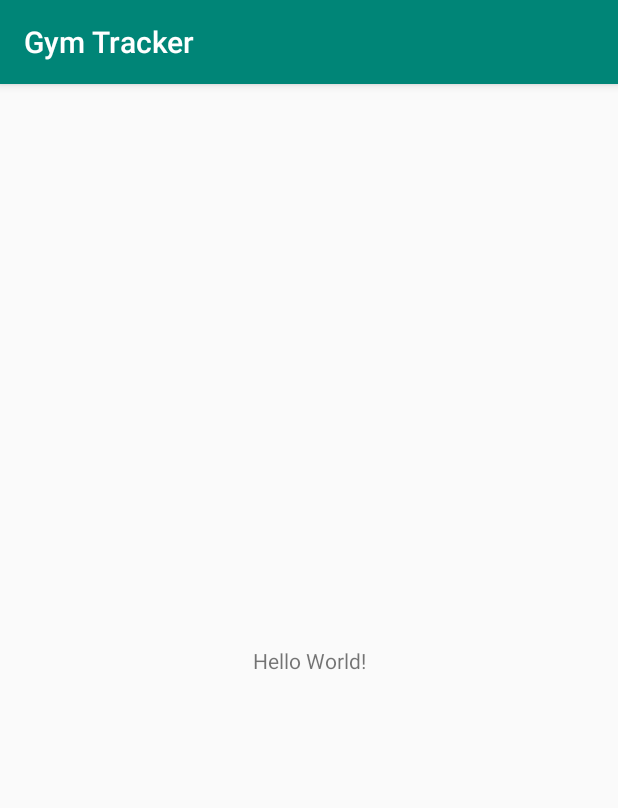
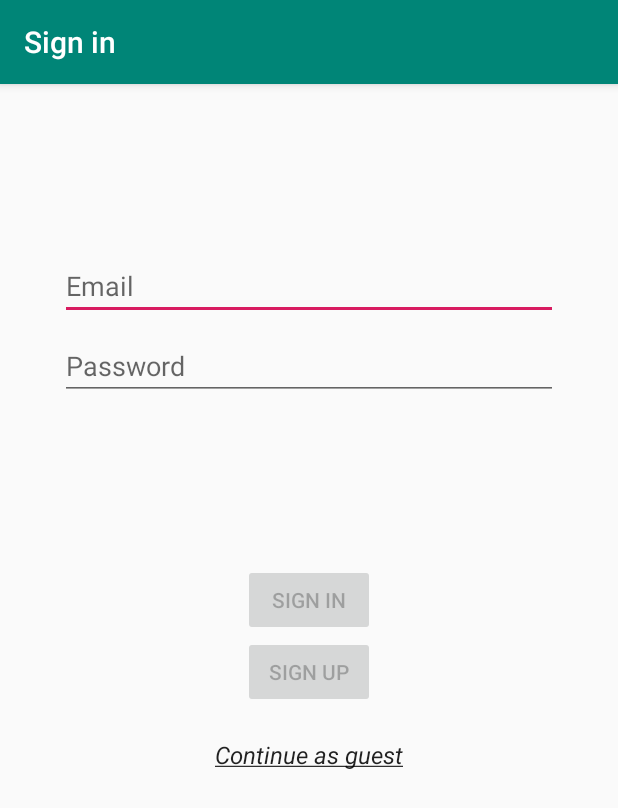
Before and after one commit to AlbMej/AI-Gym-Tracker, an Android app: the screen it shows after launch (MainActivity before the commit, LoginActivity after it), on a phone screen of 412 x 824 dp. Shown: the top 808 px of the screen. Run offline under Robolectric (Android 15) with nearby library versions, the phone set to English and light mode, and no system bars; our stand-ins replace navigation-ui.

Commit message:
Set up Continue As Guest

```diff
--- a/AndroidApp/Testing/GymTracker/app/src/main/AndroidManifest.xml
+++ b/AndroidApp/Testing/GymTracker/app/src/main/AndroidManifest.xml
@@ -13,17 +13,21 @@
         tools:ignore="AllowBackup,GoogleAppIndexingWarning">
         <activity
             android:name=".BottomNav"
-            android:label="@string/title_activity_bottom_nav"></activity>
-        <activity
-            android:name=".ui.login.LoginActivity"
-            android:label="@string/title_activity_login" />
-        <activity android:name=".MainActivity">
+            android:label="@string/title_activity_bottom_nav">
             <intent-filter>
                 <action android:name="android.intent.action.MAIN" />
 
                 <category android:name="android.intent.category.LAUNCHER" />
             </intent-filter>
         </activity>
+        <activity
+            android:name=".ui.login.LoginActivity"
+            android:label="@string/title_activity_login" >
+
+        </activity>
+        <activity android:name=".MainActivity" android:label="Gym Tracker">
+
+        </activity>
     </application>
 
 </manifest>
--- a/AndroidApp/Testing/GymTracker/app/src/main/java/io/rcos/gymtracker/BottomNav.java
+++ b/AndroidApp/Testing/GymTracker/app/src/main/java/io/rcos/gymtracker/BottomNav.java
@@ -1,5 +1,6 @@
 package io.rcos.gymtracker;
 
+import android.content.Intent;
 import android.os.Bundle;
 
 import com.google.android.material.bottomnavigation.BottomNavigationView;
@@ -10,11 +11,19 @@ import androidx.navigation.Navigation;
 import androidx.navigation.ui.AppBarConfiguration;
 import androidx.navigation.ui.NavigationUI;
 
+import io.rcos.gymtracker.ui.login.LoginActivity;
+
 public class BottomNav extends AppCompatActivity {
 
     @Override
     protected void onCreate(Bundle savedInstanceState) {
         super.onCreate(savedInstanceState);
+        startActivity(new Intent(BottomNav.this, LoginActivity.class));
+        setUpUI();
+
+    }
+
+    void setUpUI(){
         setContentView(R.layout.activity_bottom_nav);
         BottomNavigationView navView = findViewById(R.id.nav_view);
         // Passing each menu ID as a set of Ids because each
--- a/AndroidApp/Testing/GymTracker/app/src/main/java/io/rcos/gymtracker/MainActivity.java
+++ b/AndroidApp/Testing/GymTracker/app/src/main/java/io/rcos/gymtracker/MainActivity.java
@@ -2,13 +2,20 @@ package io.rcos.gymtracker;
 
 import androidx.appcompat.app.AppCompatActivity;
 
+import android.content.Intent;
 import android.os.Bundle;
+
+import io.rcos.gymtracker.ui.login.LoginActivity;
 
 public class MainActivity extends AppCompatActivity {
 
     @Override
     protected void onCreate(Bundle savedInstanceState) {
         super.onCreate(savedInstanceState);
+        startActivity(new Intent(MainActivity.this,LoginActivity.class));
+    }
+
+    void setUpUI(){
         setContentView(R.layout.activity_main);
     }
 }
--- a/AndroidApp/Testing/GymTracker/app/src/main/java/io/rcos/gymtracker/data/LoginDataSource.java
+++ b/AndroidApp/Testing/GymTracker/app/src/main/java/io/rcos/gymtracker/data/LoginDataSource.java
@@ -28,6 +28,9 @@ public class LoginDataSource {
                     new LoggedInUser(
                             java.util.UUID.randomUUID().toString(),
                             "Jane Doe");
+            LoginUser User = new LoginUser();
+            User.execute(username,password);
+
             return new Result.Success<>(fakeUser);
         } catch (Exception e) {
             return new Result.Error(new IOException("Error logging in", e));
--- a/AndroidApp/Testing/GymTracker/app/src/main/java/io/rcos/gymtracker/ui/login/LoginActivity.java
+++ b/AndroidApp/Testing/GymTracker/app/src/main/java/io/rcos/gymtracker/ui/login/LoginActivity.java
@@ -40,7 +40,9 @@ public class LoginActivity extends AppCompatActivity {
         final EditText usernameEditText = findViewById(R.id.username);
         final EditText passwordEditText = findViewById(R.id.password);
         final Button loginButton = findViewById(R.id.login);
+        final Button signupButton = findViewById(R.id.signup);
         final ProgressBar loadingProgressBar = findViewById(R.id.loading);
+        final TextView TVContinue = findViewById(R.id.TVContinue);
 
         loginViewModel.getLoginFormState().observe(this, new Observer<LoginFormState>() {
             @Override
@@ -117,6 +119,19 @@ public class LoginActivity extends AppCompatActivity {
                         passwordEditText.getText().toString());
             }
         });
+        signupButton.setOnClickListener(new View.OnClickListener() {
+            @Override
+            public void onClick(View v) {
+                //TODO: Sign UP
+            }
+        });
+        TVContinue.setOnClickListener(new View.OnClickListener() {
+            @Override
+            public void onClick(View v) {
+                finish();
+            }
+        });
+
     }
 
     private void updateUiWithUser(LoggedInUserView model) {
--- a/AndroidApp/Testing/GymTracker/app/src/main/res/layout/activity_login.xml
+++ b/AndroidApp/Testing/GymTracker/app/src/main/res/layout/activity_login.xml
@@ -5,6 +5,7 @@
     android:id="@+id/container"
     android:layout_width="match_parent"
     android:layout_height="match_parent"
+    android:background="#00FFFFFF"
     android:paddingLeft="@dimen/activity_horizontal_margin"
     android:paddingTop="@dimen/activity_vertical_margin"
     android:paddingRight="@dimen/activity_horizontal_margin"
@@ -51,7 +52,7 @@
         android:layout_marginStart="48dp"
         android:layout_marginTop="16dp"
         android:layout_marginEnd="48dp"
-        android:layout_marginBottom="64dp"
+        android:layout_marginBottom="10dp"
         android:enabled="false"
         android:text="@string/action_sign_in"
         app:layout_constraintBottom_toBottomOf="parent"
@@ -59,6 +60,36 @@
         app:layout_constraintStart_toStartOf="parent"
         app:layout_constraintTop_toBottomOf="@+id/password"
         app:layout_constraintVertical_bias="0.2" />
+
+    <Button
+        android:id="@+id/signup"
+        android:layout_width="wrap_content"
+        android:layout_height="wrap_content"
+        android:layout_gravity="start"
+        android:layout_marginStart="48dp"
+        android:layout_marginEnd="48dp"
+        android:layout_marginBottom="64dp"
+        android:enabled="false"
+        android:text="Sign Up"
+        app:layout_constraintBottom_toBottomOf="parent"
+        app:layout_constraintEnd_toEndOf="parent"
+        app:layout_constraintStart_toStartOf="parent"
+        app:layout_constraintTop_toBottomOf="@+id/login"
+        app:layout_constraintVertical_bias="0" />
+
+    <TextView
+        android:id="@+id/TVContinue"
+        android:layout_width="wrap_content"
+        android:layout_height="wrap_content"
+        android:layout_marginTop="20dp"
+        android:text="@string/continue_as_guest"
+        android:textSize="16sp"
+        app:layout_constraintBottom_toBottomOf="parent"
+        app:layout_constraintEnd_toEndOf="parent"
+        app:layout_constraintStart_toStartOf="parent"
+        app:layout_constraintTop_toBottomOf="@+id/signup"
+        android:textAppearance="@style/TextAppearance.AppCompat"
+        app:layout_constraintVertical_bias="0" />
 
     <ProgressBar
         android:id="@+id/loading"
--- a/AndroidApp/Testing/GymTracker/app/src/main/res/values/strings.xml
+++ b/AndroidApp/Testing/GymTracker/app/src/main/res/values/strings.xml
@@ -3,7 +3,7 @@
     <string name="title_activity_login">Sign in</string>
     <string name="prompt_email">Email</string>
     <string name="prompt_password">Password</string>
-    <string name="action_sign_in">Sign in or register</string>
+    <string name="action_sign_in">Sign In</string>
     <string name="action_sign_in_short">Sign in</string>
     <string name="welcome">"Welcome !"</string>
     <string name="invalid_username">Not a valid username</string>
@@ -13,6 +13,7 @@
     <string name="title_home">Home</string>
     <string name="title_dashboard">Dashboard</string>
     <string name="title_notifications">Notifications</string>
+    <string name="continue_as_guest"><u><i>Continue as guest</i></u></string>
 
     <!-- TODO: Remove or change this placeholder text -->
     <string name="hello_blank_fragment">Hello blank fragment</string>
```
